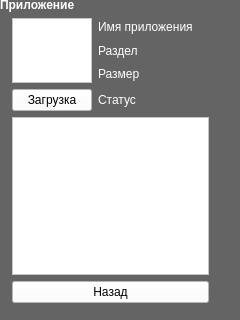
Before: the Qt Designer form appdialog.ui in Limows/LimFTPClient_S60, drawn with Qt 5.
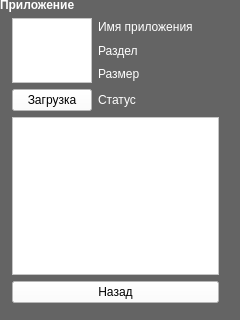
After: the same form once the commit is applied.

What changed in the file:
```diff
--- a/appdialog.ui
+++ b/appdialog.ui
@@ -433,7 +433,7 @@
     <rect>
      <x>0</x>
      <y>-2</y>
-     <width>221</width>
+     <width>231</width>
      <height>311</height>
     </rect>
    </property>
@@ -450,7 +450,7 @@
     <property name="bottomMargin">
      <number>6</number>
     </property>
-    <item row="0" column="0" colspan="4">
+    <item row="0" column="0" colspan="5">
      <widget class="QLabel" name="TitleLabel">
       <property name="palette">
        <palette>
@@ -1784,449 +1784,14 @@
       </property>
      </widget>
     </item>
-    <item row="4" column="2">
+    <item row="4" column="2" colspan="2">
      <widget class="QLabel" name="StatusLabel">
       <property name="text">
        <string>Статус</string>
       </property>
      </widget>
     </item>
-    <item row="4" column="3">
-     <spacer name="RightSpacer">
-      <property name="orientation">
-       <enum>Qt::Horizontal</enum>
-      </property>
-      <property name="sizeType">
-       <enum>QSizePolicy::Fixed</enum>
-      </property>
-      <property name="sizeHint" stdset="0">
-       <size>
-        <width>6</width>
-        <height>20</height>
-       </size>
-      </property>
-     </spacer>
-    </item>
-    <item row="5" column="1" colspan="2">
-     <widget class="QTextEdit" name="textEdit">
-      <property name="palette">
-       <palette>
-        <active>
-         <colorrole role="WindowText">
-          <brush brushstyle="SolidPattern">
-           <color alpha="255">
-            <red>0</red>
-            <green>0</green>
-            <blue>0</blue>
-           </color>
-          </brush>
-         </colorrole>
-         <colorrole role="Button">
-          <brush brushstyle="SolidPattern">
-           <color alpha="255">
-            <red>255</red>
-            <green>255</green>
-            <blue>255</blue>
-           </color>
-          </brush>
-         </colorrole>
-         <colorrole role="Light">
-          <brush brushstyle="SolidPattern">
-           <color alpha="255">
-            <red>255</red>
-            <green>255</green>
-            <blue>255</blue>
-           </color>
-          </brush>
-         </colorrole>
-         <colorrole role="Midlight">
-          <brush brushstyle="SolidPattern">
-           <color alpha="255">
-            <red>255</red>
-            <green>255</green>
-            <blue>255</blue>
-           </color>
-          </brush>
-         </colorrole>
-         <colorrole role="Dark">
-          <brush brushstyle="SolidPattern">
-           <color alpha="255">
-            <red>127</red>
-            <green>127</green>
-            <blue>127</blue>
-           </color>
-          </brush>
-         </colorrole>
-         <colorrole role="Mid">
-          <brush brushstyle="SolidPattern">
-           <color alpha="255">
-            <red>170</red>
-            <green>170</green>
-            <blue>170</blue>
-           </color>
-          </brush>
-         </colorrole>
-         <colorrole role="Text">
-          <brush brushstyle="SolidPattern">
-           <color alpha="255">
-            <red>0</red>
-            <green>0</green>
-            <blue>0</blue>
-           </color>
-          </brush>
-         </colorrole>
-         <colorrole role="BrightText">
-          <brush brushstyle="SolidPattern">
-           <color alpha="255">
-            <red>255</red>
-            <green>255</green>
-            <blue>255</blue>
-           </color>
-          </brush>
-         </colorrole>
-         <colorrole role="ButtonText">
-          <brush brushstyle="SolidPattern">
-           <color alpha="255">
-            <red>0</red>
-            <green>0</green>
-            <blue>0</blue>
-           </color>
-          </brush>
-         </colorrole>
-         <colorrole role="Base">
-          <brush brushstyle="SolidPattern">
-           <color alpha="255">
-            <red>255</red>
-            <green>255</green>
-            <blue>255</blue>
-           </color>
-          </brush>
-         </colorrole>
-         <colorrole role="Window">
-          <brush brushstyle="SolidPattern">
-           <color alpha="255">
-            <red>255</red>
-            <green>255</green>
-            <blue>255</blue>
-           </color>
-          </brush>
-         </colorrole>
-         <colorrole role="Shadow">
-          <brush brushstyle="SolidPattern">
-           <color alpha="255">
-            <red>0</red>
-            <green>0</green>
-            <blue>0</blue>
-           </color>
-          </brush>
-         </colorrole>
-         <colorrole role="AlternateBase">
-          <brush brushstyle="SolidPattern">
-           <color alpha="255">
-            <red>255</red>
-            <green>255</green>
-            <blue>255</blue>
-           </color>
-          </brush>
-         </colorrole>
-         <colorrole role="ToolTipBase">
-          <brush brushstyle="SolidPattern">
-           <color alpha="255">
-            <red>255</red>
-            <green>255</green>
-            <blue>220</blue>
-           </color>
-          </brush>
-         </colorrole>
-         <colorrole role="ToolTipText">
-          <brush brushstyle="SolidPattern">
-           <color alpha="255">
-            <red>0</red>
-            <green>0</green>
-            <blue>0</blue>
-           </color>
-          </brush>
-         </colorrole>
-        </active>
-        <inactive>
-         <colorrole role="WindowText">
-          <brush brushstyle="SolidPattern">
-           <color alpha="255">
-            <red>0</red>
-            <green>0</green>
-            <blue>0</blue>
-           </color>
-          </brush>
-         </colorrole>
-         <colorrole role="Button">
-          <brush brushstyle="SolidPattern">
-           <color alpha="255">
-            <red>255</red>
-            <green>255</green>
-            <blue>255</blue>
-           </color>
-          </brush>
-         </colorrole>
-         <colorrole role="Light">
-          <brush brushstyle="SolidPattern">
-           <color alpha="255">
-            <red>255</red>
-            <green>255</green>
-            <blue>255</blue>
-           </color>
-          </brush>
-         </colorrole>
-         <colorrole role="Midlight">
-          <brush brushstyle="SolidPattern">
-           <color alpha="255">
-            <red>255</red>
-            <green>255</green>
-            <blue>255</blue>
-           </color>
-          </brush>
-         </colorrole>
-         <colorrole role="Dark">
-          <brush brushstyle="SolidPattern">
-           <color alpha="255">
-            <red>127</red>
-            <green>127</green>
-            <blue>127</blue>
-           </color>
-          </brush>
-         </colorrole>
-         <colorrole role="Mid">
-          <brush brushstyle="SolidPattern">
-           <color alpha="255">
-            <red>170</red>
-            <green>170</green>
-            <blue>170</blue>
-           </color>
-          </brush>
-         </colorrole>
-         <colorrole role="Text">
-          <brush brushstyle="SolidPattern">
-           <color alpha="255">
-            <red>0</red>
-            <green>0</green>
-            <blue>0</blue>
-           </color>
-          </brush>
-         </colorrole>
-         <colorrole role="BrightText">
-          <brush brushstyle="SolidPattern">
-           <color alpha="255">
-            <red>255</red>
-            <green>255</green>
-            <blue>255</blue>
-           </color>
-          </brush>
-         </colorrole>
-         <colorrole role="ButtonText">
-          <brush brushstyle="SolidPattern">
-           <color alpha="255">
-            <red>0</red>
-            <green>0</green>
-            <blue>0</blue>
-           </color>
-          </brush>
-         </colorrole>
-         <colorrole role="Base">
-          <brush brushstyle="SolidPattern">
-           <color alpha="255">
-            <red>255</red>
-            <green>255</green>
-            <blue>255</blue>
-           </color>
-          </brush>
-         </colorrole>
-         <colorrole role="Window">
-          <brush brushstyle="SolidPattern">
-           <color alpha="255">
-            <red>255</red>
-            <green>255</green>
-            <blue>255</blue>
-           </color>
-          </brush>
-         </colorrole>
-         <colorrole role="Shadow">
-          <brush brushstyle="SolidPattern">
-           <color alpha="255">
-            <red>0</red>
-            <green>0</green>
-            <blue>0</blue>
-           </color>
-          </brush>
-         </colorrole>
-         <colorrole role="AlternateBase">
-          <brush brushstyle="SolidPattern">
-           <color alpha="255">
-            <red>255</red>
-            <green>255</green>
-            <blue>255</blue>
-           </color>
-          </brush>
-         </colorrole>
-         <colorrole role="ToolTipBase">
-          <brush brushstyle="SolidPattern">
-           <color alpha="255">
-            <red>255</red>
-            <green>255</green>
-            <blue>220</blue>
-           </color>
-          </brush>
-         </colorrole>
-         <colorrole role="ToolTipText">
-          <brush brushstyle="SolidPattern">
-           <color alpha="255">
-            <red>0</red>
-            <green>0</green>
-            <blue>0</blue>
-           </color>
-          </brush>
-         </colorrole>
-        </inactive>
-        <disabled>
-         <colorrole role="WindowText">
-          <brush brushstyle="SolidPattern">
-           <color alpha="255">
-            <red>127</red>
-            <green>127</green>
-            <blue>127</blue>
-           </color>
-          </brush>
-         </colorrole>
-         <colorrole role="Button">
-          <brush brushstyle="SolidPattern">
-           <color alpha="255">
-            <red>255</red>
-            <green>255</green>
-            <blue>255</blue>
-           </color>
-          </brush>
-         </colorrole>
-         <colorrole role="Light">
-          <brush brushstyle="SolidPattern">
-           <color alpha="255">
-            <red>255</red>
-            <green>255</green>
-            <blue>255</blue>
-           </color>
-          </brush>
-         </colorrole>
-         <colorrole role="Midlight">
-          <brush brushstyle="SolidPattern">
-           <color alpha="255">
-            <red>255</red>
-            <green>255</green>
-            <blue>255</blue>
-           </color>
-          </brush>
-         </colorrole>
-         <colorrole role="Dark">
-          <brush brushstyle="SolidPattern">
-           <color alpha="255">
-            <red>127</red>
-            <green>127</green>
-            <blue>127</blue>
-           </color>
-          </brush>
-         </colorrole>
-         <colorrole role="Mid">
-          <brush brushstyle="SolidPattern">
-           <color alpha="255">
-            <red>170</red>
-            <green>170</green>
-            <blue>170</blue>
-           </color>
-          </brush>
-         </colorrole>
-         <colorrole role="Text">
-          <brush brushstyle="SolidPattern">
-           <color alpha="255">
-            <red>127</red>
-            <green>127</green>
-            <blue>127</blue>
-           </color>
-          </brush>
-         </colorrole>
-         <colorrole role="BrightText">
-          <brush brushstyle="SolidPattern">
-           <color alpha="255">
-            <red>255</red>
-            <green>255</green>
-            <blue>255</blue>
-           </color>
-          </brush>
-         </colorrole>
-         <colorrole role="ButtonText">
-          <brush brushstyle="SolidPattern">
-           <color alpha="255">
-            <red>127</red>
-            <green>127</green>
-            <blue>127</blue>
-           </color>
-          </brush>
-         </colorrole>
-         <colorrole role="Base">
-          <brush brushstyle="SolidPattern">
-           <color alpha="255">
-            <red>255</red>
-            <green>255</green>
-            <blue>255</blue>
-           </color>
-          </brush>
-         </colorrole>
-         <colorrole role="Window">
-          <brush brushstyle="SolidPattern">
-           <color alpha="255">
-            <red>255</red>
-            <green>255</green>
-            <blue>255</blue>
-           </color>
-          </brush>
-         </colorrole>
-         <colorrole role="Shadow">
-          <brush brushstyle="SolidPattern">
-           <color alpha="255">
-            <red>0</red>
-            <green>0</green>
-            <blue>0</blue>
-           </color>
-          </brush>
-         </colorrole>
-         <colorrole role="AlternateBase">
-          <brush brushstyle="SolidPattern">
-           <color alpha="255">
-            <red>255</red>
-            <green>255</green>
-            <blue>255</blue>
-           </color>
-          </brush>
-         </colorrole>
-         <colorrole role="ToolTipBase">
-          <brush brushstyle="SolidPattern">
-           <color alpha="255">
-            <red>255</red>
-            <green>255</green>
-            <blue>220</blue>
-           </color>
-          </brush>
-         </colorrole>
-         <colorrole role="ToolTipText">
-          <brush brushstyle="SolidPattern">
-           <color alpha="255">
-            <red>0</red>
-            <green>0</green>
-            <blue>0</blue>
-           </color>
-          </brush>
-         </colorrole>
-        </disabled>
-       </palette>
-      </property>
-     </widget>
-    </item>
-    <item row="6" column="1" colspan="2">
+    <item row="6" column="1" colspan="3">
      <widget class="QPushButton" name="BackButton">
       <property name="palette">
        <palette>
@@ -2648,6 +2213,454 @@
       </property>
      </widget>
     </item>
+    <item row="1" column="3">
+     <spacer name="LogoSpacer">
+      <property name="orientation">
+       <enum>Qt::Horizontal</enum>
+      </property>
+      <property name="sizeHint" stdset="0">
+       <size>
+        <width>40</width>
+        <height>20</height>
+       </size>
+      </property>
+     </spacer>
+    </item>
+    <item row="5" column="1" colspan="3">
+     <widget class="QTextEdit" name="textEdit">
+      <property name="palette">
+       <palette>
+        <active>
+         <colorrole role="WindowText">
+          <brush brushstyle="SolidPattern">
+           <color alpha="255">
+            <red>0</red>
+            <green>0</green>
+            <blue>0</blue>
+           </color>
+          </brush>
+         </colorrole>
+         <colorrole role="Button">
+          <brush brushstyle="SolidPattern">
+           <color alpha="255">
+            <red>255</red>
+            <green>255</green>
+            <blue>255</blue>
+           </color>
+          </brush>
+         </colorrole>
+         <colorrole role="Light">
+          <brush brushstyle="SolidPattern">
+           <color alpha="255">
+            <red>255</red>
+            <green>255</green>
+            <blue>255</blue>
+           </color>
+          </brush>
+         </colorrole>
+         <colorrole role="Midlight">
+          <brush brushstyle="SolidPattern">
+           <color alpha="255">
+            <red>255</red>
+            <green>255</green>
+            <blue>255</blue>
+           </color>
+          </brush>
+         </colorrole>
+         <colorrole role="Dark">
+          <brush brushstyle="SolidPattern">
+           <color alpha="255">
+            <red>127</red>
+            <green>127</green>
+            <blue>127</blue>
+           </color>
+          </brush>
+         </colorrole>
+         <colorrole role="Mid">
+          <brush brushstyle="SolidPattern">
+           <color alpha="255">
+            <red>170</red>
+            <green>170</green>
+            <blue>170</blue>
+           </color>
+          </brush>
+         </colorrole>
+         <colorrole role="Text">
+          <brush brushstyle="SolidPattern">
+           <color alpha="255">
+            <red>0</red>
+            <green>0</green>
+            <blue>0</blue>
+           </color>
+          </brush>
+         </colorrole>
+         <colorrole role="BrightText">
+          <brush brushstyle="SolidPattern">
+           <color alpha="255">
+            <red>255</red>
+            <green>255</green>
+            <blue>255</blue>
+           </color>
+          </brush>
+         </colorrole>
+         <colorrole role="ButtonText">
+          <brush brushstyle="SolidPattern">
+           <color alpha="255">
+            <red>0</red>
+            <green>0</green>
+            <blue>0</blue>
+           </color>
+          </brush>
+         </colorrole>
+         <colorrole role="Base">
+          <brush brushstyle="SolidPattern">
+           <color alpha="255">
+            <red>255</red>
+            <green>255</green>
+            <blue>255</blue>
+           </color>
+          </brush>
+         </colorrole>
+         <colorrole role="Window">
+          <brush brushstyle="SolidPattern">
+           <color alpha="255">
+            <red>255</red>
+            <green>255</green>
+            <blue>255</blue>
+           </color>
+          </brush>
+         </colorrole>
+         <colorrole role="Shadow">
+          <brush brushstyle="SolidPattern">
+           <color alpha="255">
+            <red>0</red>
+            <green>0</green>
+            <blue>0</blue>
+           </color>
+          </brush>
+         </colorrole>
+         <colorrole role="AlternateBase">
+          <brush brushstyle="SolidPattern">
+           <color alpha="255">
+            <red>255</red>
+            <green>255</green>
+            <blue>255</blue>
+           </color>
+          </brush>
+         </colorrole>
+         <colorrole role="ToolTipBase">
+          <brush brushstyle="SolidPattern">
+           <color alpha="255">
+            <red>255</red>
+            <green>255</green>
+            <blue>220</blue>
+           </color>
+          </brush>
+         </colorrole>
+         <colorrole role="ToolTipText">
+          <brush brushstyle="SolidPattern">
+           <color alpha="255">
+            <red>0</red>
+            <green>0</green>
+            <blue>0</blue>
+           </color>
+          </brush>
+         </colorrole>
+        </active>
+        <inactive>
+         <colorrole role="WindowText">
+          <brush brushstyle="SolidPattern">
+           <color alpha="255">
+            <red>0</red>
+            <green>0</green>
+            <blue>0</blue>
+           </color>
+          </brush>
+         </colorrole>
+         <colorrole role="Button">
+          <brush brushstyle="SolidPattern">
+           <color alpha="255">
+            <red>255</red>
+            <green>255</green>
+            <blue>255</blue>
+           </color>
+          </brush>
+         </colorrole>
+         <colorrole role="Light">
+          <brush brushstyle="SolidPattern">
+           <color alpha="255">
+            <red>255</red>
+            <green>255</green>
+            <blue>255</blue>
+           </color>
+          </brush>
+         </colorrole>
+         <colorrole role="Midlight">
+          <brush brushstyle="SolidPattern">
+           <color alpha="255">
+            <red>255</red>
+            <green>255</green>
+            <blue>255</blue>
+           </color>
+          </brush>
+         </colorrole>
+         <colorrole role="Dark">
+          <brush brushstyle="SolidPattern">
+           <color alpha="255">
+            <red>127</red>
+            <green>127</green>
+            <blue>127</blue>
+           </color>
+          </brush>
+         </colorrole>
+         <colorrole role="Mid">
+          <brush brushstyle="SolidPattern">
+           <color alpha="255">
+            <red>170</red>
+            <green>170</green>
+            <blue>170</blue>
+           </color>
+          </brush>
+         </colorrole>
+         <colorrole role="Text">
+          <brush brushstyle="SolidPattern">
+           <color alpha="255">
+            <red>0</red>
+            <green>0</green>
+            <blue>0</blue>
+           </color>
+          </brush>
+         </colorrole>
+         <colorrole role="BrightText">
+          <brush brushstyle="SolidPattern">
+           <color alpha="255">
+            <red>255</red>
+            <green>255</green>
+            <blue>255</blue>
+           </color>
+          </brush>
+         </colorrole>
+         <colorrole role="ButtonText">
+          <brush brushstyle="SolidPattern">
+           <color alpha="255">
+            <red>0</red>
+            <green>0</green>
+            <blue>0</blue>
+           </color>
+          </brush>
+         </colorrole>
+         <colorrole role="Base">
+          <brush brushstyle="SolidPattern">
+           <color alpha="255">
+            <red>255</red>
+            <green>255</green>
+            <blue>255</blue>
+           </color>
+          </brush>
+         </colorrole>
+         <colorrole role="Window">
+          <brush brushstyle="SolidPattern">
+           <color alpha="255">
+            <red>255</red>
+            <green>255</green>
+            <blue>255</blue>
+           </color>
+          </brush>
+         </colorrole>
+         <colorrole role="Shadow">
+          <brush brushstyle="SolidPattern">
+           <color alpha="255">
+            <red>0</red>
+            <green>0</green>
+            <blue>0</blue>
+           </color>
+          </brush>
+         </colorrole>
+         <colorrole role="AlternateBase">
+          <brush brushstyle="SolidPattern">
+           <color alpha="255">
+            <red>255</red>
+            <green>255</green>
+            <blue>255</blue>
+           </color>
+          </brush>
+         </colorrole>
+         <colorrole role="ToolTipBase">
+          <brush brushstyle="SolidPattern">
+           <color alpha="255">
+            <red>255</red>
+            <green>255</green>
+            <blue>220</blue>
+           </color>
+          </brush>
+         </colorrole>
+         <colorrole role="ToolTipText">
+          <brush brushstyle="SolidPattern">
+           <color alpha="255">
+            <red>0</red>
+            <green>0</green>
+            <blue>0</blue>
+           </color>
+          </brush>
+         </colorrole>
+        </inactive>
+        <disabled>
+         <colorrole role="WindowText">
+          <brush brushstyle="SolidPattern">
+           <color alpha="255">
+            <red>127</red>
+            <green>127</green>
+            <blue>127</blue>
+           </color>
+          </brush>
+         </colorrole>
+         <colorrole role="Button">
+          <brush brushstyle="SolidPattern">
+           <color alpha="255">
+            <red>255</red>
+            <green>255</green>
+            <blue>255</blue>
+           </color>
+          </brush>
+         </colorrole>
+         <colorrole role="Light">
+          <brush brushstyle="SolidPattern">
+           <color alpha="255">
+            <red>255</red>
+            <green>255</green>
+            <blue>255</blue>
+           </color>
+          </brush>
+         </colorrole>
+         <colorrole role="Midlight">
+          <brush brushstyle="SolidPattern">
+           <color alpha="255">
+            <red>255</red>
+            <green>255</green>
+            <blue>255</blue>
+           </color>
+          </brush>
+         </colorrole>
+         <colorrole role="Dark">
+          <brush brushstyle="SolidPattern">
+           <color alpha="255">
+            <red>127</red>
+            <green>127</green>
+            <blue>127</blue>
+           </color>
+          </brush>
+         </colorrole>
+         <colorrole role="Mid">
+          <brush brushstyle="SolidPattern">
+           <color alpha="255">
+            <red>170</red>
+            <green>170</green>
+            <blue>170</blue>
+           </color>
+          </brush>
+         </colorrole>
+         <colorrole role="Text">
+          <brush brushstyle="SolidPattern">
+           <color alpha="255">
+            <red>127</red>
+            <green>127</green>
+            <blue>127</blue>
+           </color>
+          </brush>
+         </colorrole>
+         <colorrole role="BrightText">
+          <brush brushstyle="SolidPattern">
+           <color alpha="255">
+            <red>255</red>
+            <green>255</green>
+            <blue>255</blue>
+           </color>
+          </brush>
+         </colorrole>
+         <colorrole role="ButtonText">
+          <brush brushstyle="SolidPattern">
+           <color alpha="255">
+            <red>127</red>
+            <green>127</green>
+            <blue>127</blue>
+           </color>
+          </brush>
+         </colorrole>
+         <colorrole role="Base">
+          <brush brushstyle="SolidPattern">
+           <color alpha="255">
+            <red>255</red>
+            <green>255</green>
+            <blue>255</blue>
+           </color>
+          </brush>
+         </colorrole>
+         <colorrole role="Window">
+          <brush brushstyle="SolidPattern">
+           <color alpha="255">
+            <red>255</red>
+            <green>255</green>
+            <blue>255</blue>
+           </color>
+          </brush>
+         </colorrole>
+         <colorrole role="Shadow">
+          <brush brushstyle="SolidPattern">
+           <color alpha="255">
+            <red>0</red>
+            <green>0</green>
+            <blue>0</blue>
+           </color>
+          </brush>
+         </colorrole>
+         <colorrole role="AlternateBase">
+          <brush brushstyle="SolidPattern">
+           <color alpha="255">
+            <red>255</red>
+            <green>255</green>
+            <blue>255</blue>
+           </color>
+          </brush>
+         </colorrole>
+         <colorrole role="ToolTipBase">
+          <brush brushstyle="SolidPattern">
+           <color alpha="255">
+            <red>255</red>
+            <green>255</green>
+            <blue>220</blue>
+           </color>
+          </brush>
+         </colorrole>
+         <colorrole role="ToolTipText">
+          <brush brushstyle="SolidPattern">
+           <color alpha="255">
+            <red>0</red>
+            <green>0</green>
+            <blue>0</blue>
+           </color>
+          </brush>
+         </colorrole>
+        </disabled>
+       </palette>
+      </property>
+     </widget>
+    </item>
+    <item row="5" column="4">
+     <spacer name="RightSpacer">
+      <property name="orientation">
+       <enum>Qt::Horizontal</enum>
+      </property>
+      <property name="sizeType">
+       <enum>QSizePolicy::Fixed</enum>
+      </property>
+      <property name="sizeHint" stdset="0">
+       <size>
+        <width>6</width>
+        <height>20</height>
+       </size>
+      </property>
+     </spacer>
+    </item>
    </layout>
   </widget>
  </widget>
```
Left out of the diff: 4 changed lines with no effect on the pictures.
